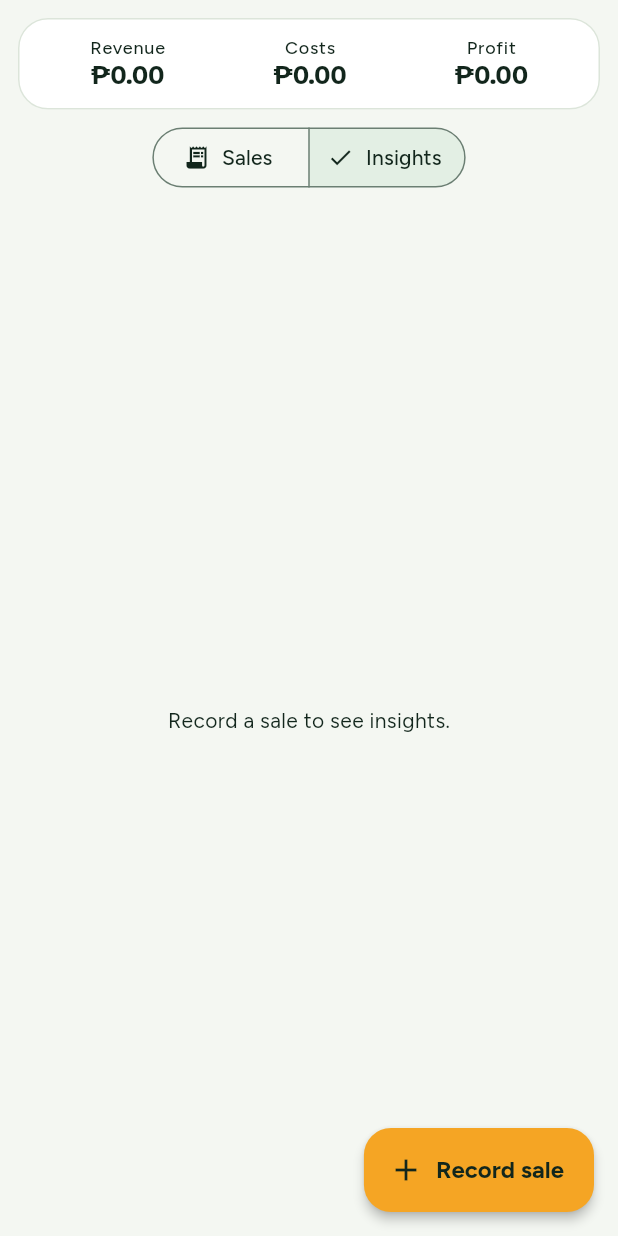
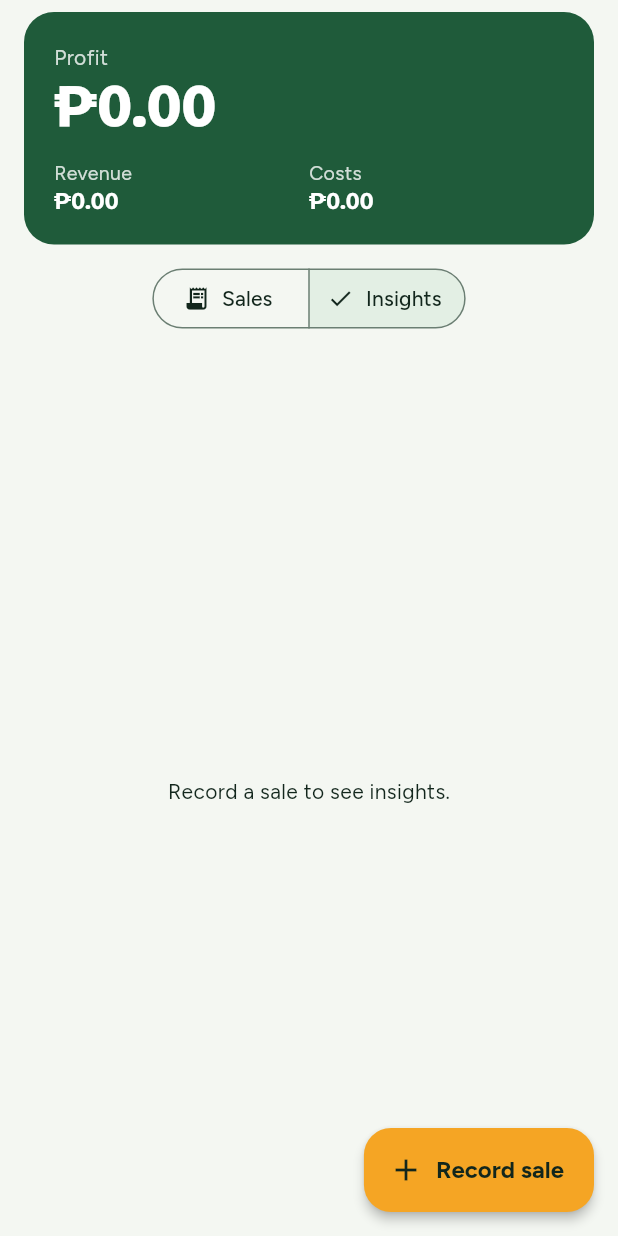
Before and after one commit to johnkg/grow-buddy, a Flutter app: the SalesScreen screen opened directly, after a tap on "Insights", on a phone screen of 412 x 824 dp. Run offline on Flutter 3.47's test engine with Material 3 defaults, Android fonts, the phone set to English and light mode, and no system bars; our stand-ins replace file_picker, image_picker, shared_preferences; accounts and stored records are empty.

Commit message:
Restyle Sales and Debug screens to match the new design
Profit hero card on Sales, card-style sale rows, amber top month in
insights, themed debug results. Behaviour and strings unchanged.

Co-Authored-By: Claude Sonnet 5.5 <noreply@anthropic.com>
Claude-Session: https://claude.ai/code/session_01Ld3jFRTZrQ3Np9CvdWz5La

```diff
--- a/grow_buddy_client/lib/screens/debug_screen.dart
+++ b/grow_buddy_client/lib/screens/debug_screen.dart
@@ -48,7 +48,8 @@ class _DebugScreenState extends State<DebugScreen> {
   }
 
   Future<void> _pickPhoto(ImageSource source) async {
-    final x = await ImagePicker().pickImage(source: source, maxWidth: 1280, imageQuality: 85);
+    final x = await ImagePicker()
+        .pickImage(source: source, maxWidth: 1280, imageQuality: 85);
     if (x == null) return;
     final bytes = await x.readAsBytes();
     final name = x.name.toLowerCase();
@@ -67,7 +68,8 @@ class _DebugScreenState extends State<DebugScreen> {
   Future<void> _runAi() async {
     final url = Store.instance.serverUrl;
     if (url.isEmpty) {
-      setState(() => _aiError = 'Set the server URL in Settings (gear icon) first.');
+      setState(
+          () => _aiError = 'Set the server URL in Settings (gear icon) first.');
       return;
     }
     setState(() {
@@ -76,7 +78,10 @@ class _DebugScreenState extends State<DebugScreen> {
       _aiResult = null;
     });
     try {
-      final labels = symptoms.where((s) => _selected.contains(s.id)).map((s) => s.label).toList();
+      final labels = symptoms
+          .where((s) => _selected.contains(s.id))
+          .map((s) => s.label)
+          .toList();
       final r = await AiDiagnosis.diagnose(
         serverUrl: url,
         appToken: Store.instance.appToken,
@@ -99,18 +104,18 @@ class _DebugScreenState extends State<DebugScreen> {
   Widget build(BuildContext context) {
     final myPlants = Store.instance.plants;
     return ListView(
-      padding: const EdgeInsets.all(16),
+      padding: const EdgeInsets.fromLTRB(16, 4, 16, 24),
       children: [
         Text('Which plant?', style: Theme.of(context).textTheme.titleSmall),
         const SizedBox(height: 4),
         DropdownButtonFormField<String>(
           initialValue: _plantChoice,
           isExpanded: true,
-          decoration: const InputDecoration(border: OutlineInputBorder()),
           hint: const Text('Pick one (optional)'),
           items: [
             for (final p in myPlants)
-              DropdownMenuItem(value: 'my:${p.id}', child: Text('Mine: ${p.nickname}')),
+              DropdownMenuItem(
+                  value: 'my:${p.id}', child: Text('Mine: ${p.nickname}')),
             for (final g in plantGuides)
               DropdownMenuItem(value: 'guide:${g.id}', child: Text(g.name)),
           ],
@@ -142,7 +147,8 @@ class _DebugScreenState extends State<DebugScreen> {
           controller: _notes,
           maxLines: 3,
           decoration: const InputDecoration(
-            labelText: 'Extra notes (how often you water, recent changes, pot type...)',
+            labelText:
+                'Extra notes (how often you water, recent changes, pot type...)',
             border: OutlineInputBorder(),
           ),
         ),
@@ -162,7 +168,9 @@ class _DebugScreenState extends State<DebugScreen> {
             ),
             if (_photo != null) ...[
               const SizedBox(width: 8),
-              TextButton(onPressed: () => setState(() => _photo = null), child: const Text('Remove')),
+              TextButton(
+                  onPressed: () => setState(() => _photo = null),
+                  child: const Text('Remove')),
             ],
           ],
         ),
@@ -195,13 +203,15 @@ class _DebugScreenState extends State<DebugScreen> {
         if (_aiError != null)
           Padding(
             padding: const EdgeInsets.only(top: 12),
-            child: Text(_aiError!, style: TextStyle(color: Theme.of(context).colorScheme.error)),
+            child: Text(_aiError!,
+                style: TextStyle(color: Theme.of(context).colorScheme.error)),
           ),
         if (_aiResult != null)
           Card(
             margin: const EdgeInsets.only(top: 12),
+            color: Theme.of(context).colorScheme.tertiaryContainer,
             child: Padding(
-              padding: const EdgeInsets.all(12),
+              padding: const EdgeInsets.all(16),
               child: SelectableText(_aiResult!),
             ),
           ),
@@ -211,7 +221,11 @@ class _DebugScreenState extends State<DebugScreen> {
           if (_ranked!.isEmpty) const Text('Nothing matched.'),
           for (final r in _ranked!.take(5))
             Card(
+              margin: const EdgeInsets.only(top: 8),
+              clipBehavior: Clip.antiAlias,
               child: ExpansionTile(
+                shape: const Border(),
+                collapsedShape: const Border(),
                 title: Text(r.cause.title),
                 subtitle: Text(r.cause.why),
                 childrenPadding: const EdgeInsets.fromLTRB(16, 0, 16, 12),
--- a/grow_buddy_client/lib/screens/sales_screen.dart
+++ b/grow_buddy_client/lib/screens/sales_screen.dart
@@ -4,6 +4,7 @@ import '../data/plant_guides.dart';
 import '../format.dart';
 import '../models.dart';
 import '../store.dart';
+import '../theme.dart';
 
 class SalesScreen extends StatefulWidget {
   const SalesScreen({super.key});
@@ -16,7 +17,8 @@ class _SalesScreenState extends State<SalesScreen> {
   bool _insights = false;
 
   Future<void> _addSale(BuildContext context) async {
-    final r = await showDialog<(Sale, bool)>(context: context, builder: (_) => const _SaleDialog());
+    final r = await showDialog<(Sale, bool)>(
+        context: context, builder: (_) => const _SaleDialog());
     if (r != null) await Store.instance.addSale(r.$1, markPlantSold: r.$2);
   }
 
@@ -37,41 +39,36 @@ class _SalesScreenState extends State<SalesScreen> {
           ),
           body: Column(
             children: [
-              Card(
-                margin: const EdgeInsets.fromLTRB(12, 12, 12, 8),
-                child: Padding(
-                  padding: const EdgeInsets.all(12),
-                  child: Column(
-                    children: [
-                      Row(
-                        mainAxisAlignment: MainAxisAlignment.spaceAround,
-                        children: [
-                          _stat(context, 'Revenue', money(summary.revenue)),
-                          _stat(context, 'Costs', money(summary.cost)),
-                          _stat(context, 'Profit', money(summary.profit)),
-                        ],
+              Container(
+                margin: const EdgeInsets.fromLTRB(16, 8, 16, 12),
+                padding: const EdgeInsets.all(20),
+                decoration: BoxDecoration(
+                  color: Theme.of(context).colorScheme.primary,
+                  borderRadius: BorderRadius.circular(20),
                 ),
-                      if (m != null) ...[
-                        const SizedBox(height: 4),
-                        Text('Margin ${(m * 100).round()}%', style: Theme.of(context).textTheme.labelMedium),
-                      ],
-                    ],
-                  ),
-                ),
+                child: _SummaryHero(summary: summary, margin: m),
               ),
               Padding(
-                padding: const EdgeInsets.symmetric(horizontal: 12),
+                padding: const EdgeInsets.symmetric(horizontal: 16),
                 child: SegmentedButton<bool>(
                   segments: const [
-                    ButtonSegment(value: false, label: Text('Sales'), icon: Icon(Icons.receipt_long)),
-                    ButtonSegment(value: true, label: Text('Insights'), icon: Icon(Icons.bar_chart)),
+                    ButtonSegment(
+                        value: false,
+                        label: Text('Sales'),
+                        icon: Icon(Icons.receipt_long)),
+                    ButtonSegment(
+                        value: true,
+                        label: Text('Insights'),
+                        icon: Icon(Icons.bar_chart)),
                   ],
                   selected: {_insights},
-                  onSelectionChanged: (s) => setState(() => _insights = s.first),
+                  onSelectionChanged: (s) =>
+                      setState(() => _insights = s.first),
                 ),
               ),
               const SizedBox(height: 8),
-              Expanded(child: _insights ? _Insights(sales: all) : _history(sales)),
+              Expanded(
+                  child: _insights ? _Insights(sales: all) : _history(sales)),
             ],
           ),
         );
@@ -82,26 +79,34 @@ class _SalesScreenState extends State<SalesScreen> {
   Widget _history(List<Sale> sales) {
     if (sales.isEmpty) return const Center(child: Text('No sales yet.'));
     return ListView.builder(
-      padding: const EdgeInsets.only(bottom: 96),
+      padding: const EdgeInsets.fromLTRB(16, 0, 16, 96),
       itemCount: sales.length,
       itemBuilder: (context, i) {
         final s = sales[i];
-        final plant = Store.instance.plants.where((p) => p.id == s.plantId).firstOrNull;
+        final plant =
+            Store.instance.plants.where((p) => p.id == s.plantId).firstOrNull;
         final extras = [
           s.date.substring(0, 10),
           if (plant != null) plant.nickname,
           if (s.note.isNotEmpty) s.note,
         ];
-        return Dismissible(
+        final scheme = Theme.of(context).colorScheme;
+        return Padding(
+          padding: const EdgeInsets.only(bottom: 8),
+          child: ClipRRect(
+            borderRadius: BorderRadius.circular(20),
+            child: Dismissible(
               key: ValueKey(s.id),
               direction: DismissDirection.endToStart,
               background: Container(
-            color: Colors.red,
+                color: scheme.error,
                 alignment: Alignment.centerRight,
                 padding: const EdgeInsets.only(right: 16),
-            child: const Icon(Icons.delete, color: Colors.white),
+                child: Icon(Icons.delete, color: scheme.onError),
               ),
               onDismissed: (_) => Store.instance.removeSale(s.id),
+              child: ColoredBox(
+                  color: scheme.surfaceContainerLowest,
                   child: ListTile(
                     title: Text('${s.qty} × ${s.item}'),
                     subtitle: Text(extras.join(' · ')),
@@ -109,17 +114,61 @@ class _SalesScreenState extends State<SalesScreen> {
                       '${money(s.revenue)}\nprofit ${money(s.profit)}',
                       textAlign: TextAlign.right,
                     ),
+                  )),
+            ),
           ),
         );
       },
     );
   }
+}
 
-  Widget _stat(BuildContext context, String label, String value) {
+class _SummaryHero extends StatelessWidget {
+  final SalesSummary summary;
+  final double? margin;
+  const _SummaryHero({required this.summary, required this.margin});
+
+  @override
+  Widget build(BuildContext context) {
+    final scheme = Theme.of(context).colorScheme;
+    final theme = Theme.of(context).textTheme;
+    final soft = scheme.onPrimary.withValues(alpha: 0.8);
+    Widget small(String label, String value) => Expanded(
+          child: Column(
+            crossAxisAlignment: CrossAxisAlignment.start,
+            children: [
+              Text(label, style: TextStyle(fontSize: 13, color: soft)),
+              Text(value,
+                  style: theme.titleSmall?.copyWith(
+                      color: scheme.onPrimary,
+                      fontFeatures: const [FontFeature.tabularFigures()])),
+            ],
+          ),
+        );
     return Column(
+      crossAxisAlignment: CrossAxisAlignment.start,
       children: [
-        Text(label, style: Theme.of(context).textTheme.labelMedium),
-        Text(value, style: Theme.of(context).textTheme.titleMedium),
+        Text('Profit', style: TextStyle(fontSize: 14, color: soft)),
+        Text(
+          money(summary.profit),
+          style: theme.headlineMedium?.copyWith(
+            color: scheme.onPrimary,
+            fontSize: 40,
+            fontFeatures: const [FontFeature.tabularFigures()],
+          ),
+        ),
+        const SizedBox(height: 12),
+        Row(
+          children: [
+            small('Revenue', money(summary.revenue)),
+            small('Costs', money(summary.cost)),
+          ],
+        ),
+        if (margin != null) ...[
+          const SizedBox(height: 8),
+          Text('Margin ${(margin! * 100).round()}%',
+              style: TextStyle(fontSize: 13, color: soft)),
+        ],
       ],
     );
   }
@@ -142,7 +191,8 @@ class _Insights extends StatelessWidget {
     }
     final theme = Theme.of(context);
     final months = salesByMonth(sales);
-    final recent = months.length > 6 ? months.sublist(months.length - 6) : months;
+    final recent =
+        months.length > 6 ? months.sublist(months.length - 6) : months;
     final maxRevenue = recent.fold<double>(0, (a, r) => math.max(a, r.revenue));
     final varieties = salesByVariety(sales);
     return ListView(
@@ -166,8 +216,12 @@ class _Insights extends StatelessWidget {
                 const SizedBox(height: 4),
                 LinearProgressIndicator(
                   value: maxRevenue > 0 ? r.revenue / maxRevenue : 0,
-                  minHeight: 8,
-                  borderRadius: BorderRadius.circular(4),
+                  minHeight: 10,
+                  borderRadius: BorderRadius.circular(5),
+                  color: r.revenue == maxRevenue
+                      ? sunAmber
+                      : theme.colorScheme.primary,
+                  backgroundColor: theme.colorScheme.surfaceContainerHigh,
                 ),
                 const SizedBox(height: 2),
                 Text(
@@ -186,11 +240,14 @@ class _Insights extends StatelessWidget {
             contentPadding: EdgeInsets.zero,
             dense: true,
             leading: Text(
-              varieties[i].key == 'other' ? '🪴' : (guideById(varieties[i].key)?.emoji ?? '🪴'),
+              varieties[i].key == 'other'
+                  ? '🪴'
+                  : (guideById(varieties[i].key)?.emoji ?? '🪴'),
               style: const TextStyle(fontSize: 24),
             ),
             title: Text(_varietyName(varieties[i].key)),
-            subtitle: Text('${varieties[i].qty} sold · revenue ${money(varieties[i].revenue)}'),
+            subtitle: Text(
+                '${varieties[i].qty} sold · revenue ${money(varieties[i].revenue)}'),
             trailing: Text(
               '${i == 0 && varieties.length > 1 ? '★ ' : ''}${money(varieties[i].profit)}',
               style: theme.textTheme.titleSmall?.copyWith(
@@ -243,7 +300,9 @@ class _SaleDialogState extends State<_SaleDialog> {
   }
 
   String? _numCheck(String? v) =>
-      (v == null || double.tryParse(v.trim()) == null) ? 'Enter a number' : null;
+      (v == null || double.tryParse(v.trim()) == null)
+          ? 'Enter a number'
+          : null;
 
   void _pickPlant(MyPlant? p) {
     setState(() {
@@ -286,9 +345,11 @@ class _SaleDialogState extends State<_SaleDialog> {
                 DropdownButtonFormField<MyPlant?>(
                   initialValue: _plant,
                   isExpanded: true,
-                  decoration: const InputDecoration(labelText: 'From my plants (optional)'),
+                  decoration: const InputDecoration(
+                      labelText: 'From my plants (optional)'),
                   items: [
-                    const DropdownMenuItem<MyPlant?>(value: null, child: Text('Not linked')),
+                    const DropdownMenuItem<MyPlant?>(
+                        value: null, child: Text('Not linked')),
                     for (final p in _plants)
                       DropdownMenuItem<MyPlant?>(
                         value: p,
@@ -311,25 +372,32 @@ class _SaleDialogState extends State<_SaleDialog> {
                 ),
               TextFormField(
                 controller: _item,
-                decoration: const InputDecoration(labelText: 'Item (e.g. Pothos 4" pot)'),
-                validator: (v) => (v == null || v.trim().isEmpty) ? 'Required' : null,
+                decoration: const InputDecoration(
+                    labelText: 'Item (e.g. Pothos 4" pot)'),
+                validator: (v) =>
+                    (v == null || v.trim().isEmpty) ? 'Required' : null,
               ),
               TextFormField(
                 controller: _qty,
                 keyboardType: TextInputType.number,
                 decoration: const InputDecoration(labelText: 'Quantity'),
-                validator: (v) => (int.tryParse((v ?? '').trim()) == null) ? 'Whole number' : null,
+                validator: (v) => (int.tryParse((v ?? '').trim()) == null)
+                    ? 'Whole number'
+                    : null,
               ),
               TextFormField(
                 controller: _price,
-                keyboardType: const TextInputType.numberWithOptions(decimal: true),
+                keyboardType:
+                    const TextInputType.numberWithOptions(decimal: true),
                 decoration: const InputDecoration(labelText: 'Price each (₱)'),
                 validator: _numCheck,
               ),
               TextFormField(
                 controller: _cost,
-                keyboardType: const TextInputType.numberWithOptions(decimal: true),
-                decoration: const InputDecoration(labelText: 'Total cost (pot, soil, seeds...) (₱)'),
+                keyboardType:
+                    const TextInputType.numberWithOptions(decimal: true),
+                decoration: const InputDecoration(
+                    labelText: 'Total cost (pot, soil, seeds...) (₱)'),
                 validator: _numCheck,
               ),
               TextFormField(
@@ -341,7 +409,9 @@ class _SaleDialogState extends State<_SaleDialog> {
         ),
       ),
       actions: [
-        TextButton(onPressed: () => Navigator.pop(context), child: const Text('Cancel')),
+        TextButton(
+            onPressed: () => Navigator.pop(context),
+            child: const Text('Cancel')),
         FilledButton(onPressed: _save, child: const Text('Save')),
       ],
     );
```
Also changed, not shown: 1 other file. Lines whose indentation alone changed are shown as unchanged.
